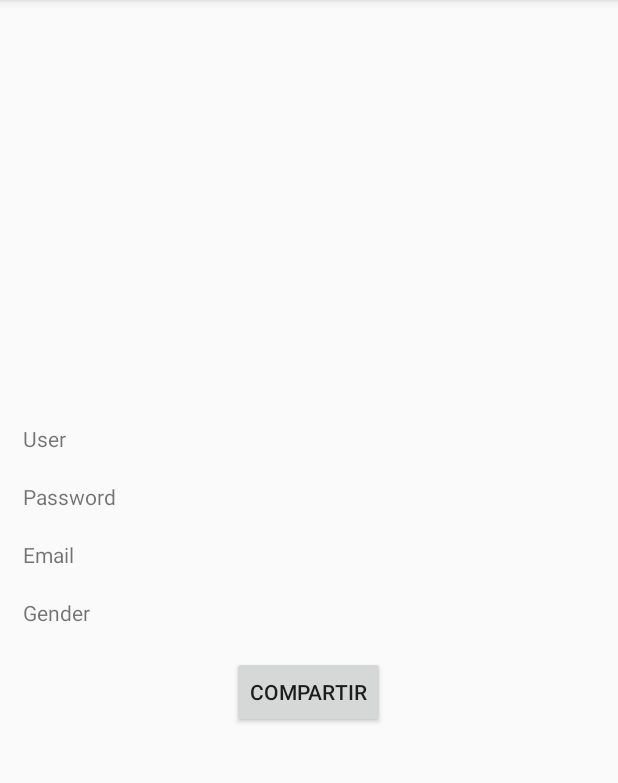
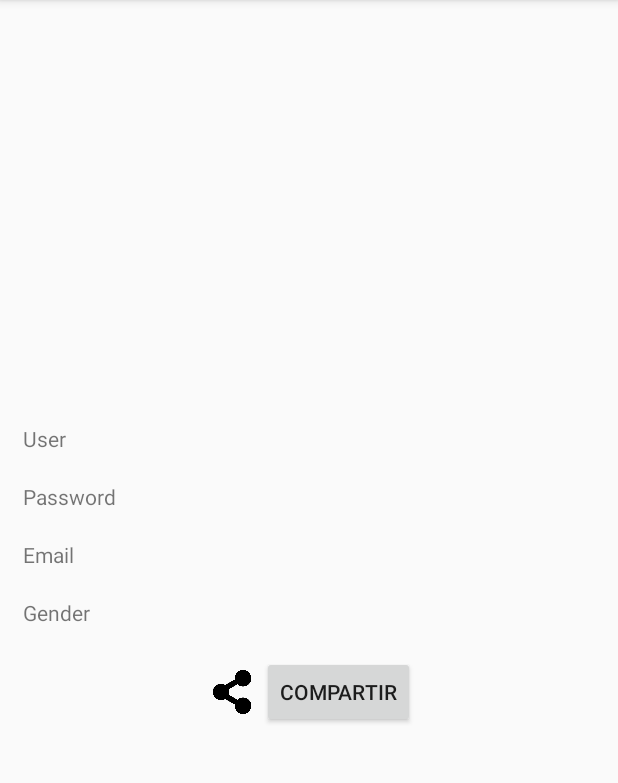
Before and after one commit to juliof9/Labo03_03-19_PDM_00081817, an Android app: the NewActivity screen opened directly, with no data from a screen before it, on a phone screen of 412 x 824 dp, the part 84-867 px from its top. Run offline under Robolectric (Android 15) with nearby library versions, the phone set to English and light mode, and no system bars.

Commit message:
Casi terminado 2.0

```diff
--- a/app/src/main/res/layout/activity_new.xml
+++ b/app/src/main/res/layout/activity_new.xml
@@ -52,11 +52,25 @@
         android:layout_width="match_parent"
         android:layout_height="wrap_content" />
 
-    <Button
-        android:id="@+id/submit2_action"
+    <LinearLayout
         android:layout_width="wrap_content"
         android:layout_height="wrap_content"
-        android:layout_gravity="center"
-        android:text="@string/button_compartir"/>
+        android:orientation="horizontal">
+
+        <ImageView
+            android:layout_width="40dp"
+            android:layout_height="40dp"
+            android:src="@drawable/connect"
+            android:padding="5dp"
+            android:layout_gravity="center"/>
+
+        <Button
+            android:id="@+id/submit2_action"
+            android:layout_width="wrap_content"
+            android:layout_height="wrap_content"
+            android:layout_gravity="center"
+            android:text="@string/button_compartir"/>
+
+    </LinearLayout>
 
 </LinearLayout>
```
Also changed, not shown: app/src/main/res/drawable/connect.png (added).
